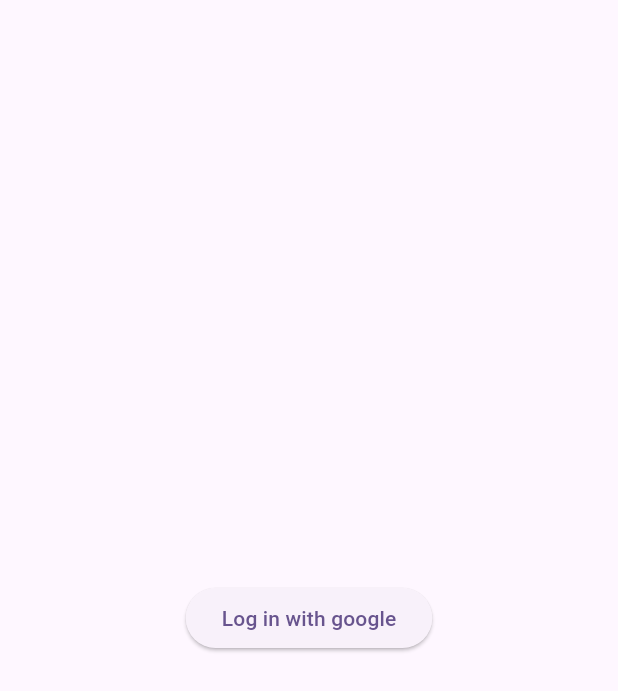
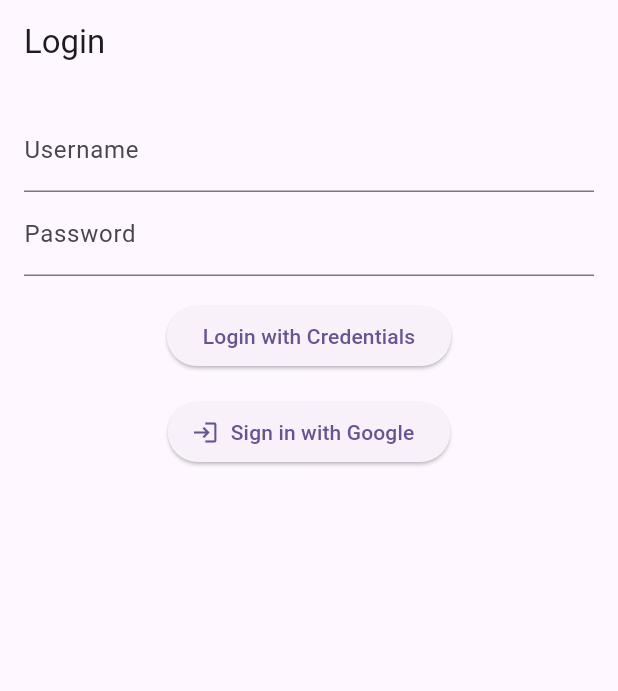
Before and after one commit to Raj3448/appdid-machine-round, a Flutter app: the AuthScreen screen opened directly, on a phone screen of 412 x 824 dp. Shown: the top 691 px of the screen. Run offline on Flutter 3.47's test engine with Material 3 defaults, Android fonts, the phone set to English and light mode, and no system bars; our stand-ins replace firebase_auth, firebase_core, flutter_mobx, fpdart, freezed_annotation, get_it and 3 more; accounts and stored records are empty; generated files the repository leaves out were written again.

Commit message:
first commit

```diff
--- a/lib/feature/Auth/auth_screen.dart
+++ b/lib/feature/Auth/auth_screen.dart
@@ -1,15 +1,99 @@
 import 'package:flutter/material.dart';
+import 'package:flutter_mobx/flutter_mobx.dart';
+import 'package:get_it/get_it.dart';
+import 'package:mealsapp/feature/Auth/store/auth_store.dart';
+import 'package:mealsapp/feature/home/homePage.dart';
+import 'package:mobx/mobx.dart';
 
-class AuthScreen extends StatelessWidget {
-  const AuthScreen({Key? key}) : super(key: key);
+final getIt = GetIt.instance;
+
+class AuthScreen extends StatefulWidget {
+  @override
+  State<AuthScreen> createState() => _AuthScreenState();
+}
+
+class _AuthScreenState extends State<AuthScreen> {
+  final TextEditingController _usernameController = TextEditingController();
+  final TextEditingController _passwordController = TextEditingController();
+  late ReactionDisposer _disposer;
+
+  @override
+  void initState() {
+    final authStore = getIt<AuthStore>();
+    _disposer = reaction<bool>(
+      (_) => authStore.isAuthenticated,
+      (isAuthenticated) {
+        if (isAuthenticated) {
+          Navigator.pushReplacement(
+            context,
+            MaterialPageRoute(builder: (context) => const HomePage()),
+          );
+        }
+      },
+    );
+    super.initState();
+  }
+
+  @override
+  void dispose() {
+    _disposer();
+    _usernameController.dispose();
+    _passwordController.dispose();
+    super.dispose();
+  }
 
   @override
   Widget build(BuildContext context) {
-    return Scaffold(
-      body: Center(
-        child: ElevatedButton(
-            onPressed: () {}, child: const Text('Log in with google')),
-      ),
+    final authStore = getIt<AuthStore>();
+
+    return Observer(
+      builder: (_) {
+        return Scaffold(
+          appBar: AppBar(title: Text('Login')),
+          body: Padding(
+            padding: const EdgeInsets.all(16.0),
+            child: Column(
+              children: [
+                TextField(
+                  controller: _usernameController,
+                  decoration: const InputDecoration(labelText: 'Username'),
+                ),
+                TextField(
+                  controller: _passwordController,
+                  decoration: const InputDecoration(labelText: 'Password'),
+                  obscureText: true,
+                ),
+                const SizedBox(height: 16),
+                ElevatedButton(
+                  onPressed: () {
+                    authStore.signInWithCredentials(
+                      _usernameController.text,
+                      _passwordController.text,
+                    );
+                  },
+                  child: const Text('Login with Credentials'),
+                ),
+                const SizedBox(height: 16),
+                ElevatedButton.icon(
+                  onPressed: () {
+                    authStore.signInWithGoogle();
+                  },
+                  icon: const Icon(Icons.login),
+                  label: const Text('Sign in with Google'),
+                ),
+                if (authStore.loginError.isNotEmpty)
+                  Padding(
+                    padding: const EdgeInsets.only(top: 16.0),
+                    child: Text(
+                      authStore.loginError,
+                      style: const TextStyle(color: Colors.red),
+                    ),
+                  ),
+              ],
+            ),
+          ),
+        );
+      },
     );
   }
 }
--- /dev/null
+++ b/lib/feature/Auth/store/auth_store.dart
@@ -0,0 +1,76 @@
+import 'package:mobx/mobx.dart';
+import 'package:firebase_auth/firebase_auth.dart';
+import 'package:google_sign_in/google_sign_in.dart';
+import 'package:shared_preferences/shared_preferences.dart';
+
+part 'auth_store.g.dart';
+
+class AuthStore = _AuthStore with _$AuthStore;
+
+abstract class _AuthStore with Store {
+  final FirebaseAuth _firebaseAuth = FirebaseAuth.instance;
+  final GoogleSignIn _googleSignIn = GoogleSignIn();
+
+  @observable
+  User? firebaseUser;
+
+  @observable
+  bool isAuthenticated = false;
+
+  @observable
+  String loginError = '';
+
+  @action
+  Future<void> signInWithGoogle() async {
+    try {
+      final GoogleSignInAccount? googleUser = await _googleSignIn.signIn();
+      if (googleUser == null) return;
+
+      final GoogleSignInAuthentication googleAuth =
+          await googleUser.authentication;
+      final OAuthCredential credential = GoogleAuthProvider.credential(
+        accessToken: googleAuth.accessToken,
+        idToken: googleAuth.idToken,
+      );
+      final UserCredential userCredential =
+          await _firebaseAuth.signInWithCredential(credential);
+      firebaseUser = userCredential.user;
+      isAuthenticated = true;
+    } catch (e) {
+      loginError = 'Failed to sign in with Google: $e';
+    }
+  }
+
+  @action
+  Future<void> signInWithCredentials(String username, String password) async {
+    if (username == 'admin' && password == '1234') {
+      final prefs = await SharedPreferences.getInstance();
+      prefs.setString('username', username);
+      prefs.setString('password', password);
+      isAuthenticated = true;
+    } else {
+      loginError = 'Invalid credentials';
+    }
+  }
+
+  @action
+  Future<void> checkLoginStatus() async {
+    final prefs = await SharedPreferences.getInstance();
+    final username = prefs.getString('username');
+    final password = prefs.getString('password');
+    if (username != null && password != null) {
+      isAuthenticated = true;
+    }
+  }
+
+  @action
+  Future<void> signOut() async {
+    await _firebaseAuth.signOut();
+    await _googleSignIn.signOut();
+    final prefs = await SharedPreferences.getInstance();
+    prefs.remove('username');
+    prefs.remove('password');
+    firebaseUser = null;
+    isAuthenticated = false;
+  }
+}
--- a/pubspec.yaml
+++ b/pubspec.yaml
@@ -45,6 +45,9 @@ dependencies:
   freezed: ^2.5.2
   json_serializable: ^6.8.0
   fpdart: ^1.1.0
+  flutter_mobx: ^2.2.1+1
+  shared_preferences: ^2.3.2
+  get_it: ^8.0.0
 
 dev_dependencies:
   flutter_test:
```
Also changed, not shown: lib/main.dart (+11 -4 lines), firebase.json (added), lib/feature/Auth/store/auth_store.g.dart (added), lib/firebase_options.dart (added), pubspec.lock, 4 other files.
